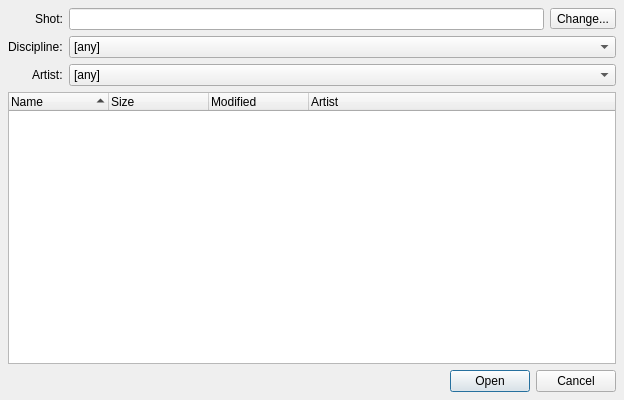
Old version of the form ui/file_open.ui in the repository mjbonnington/icarus-gps.
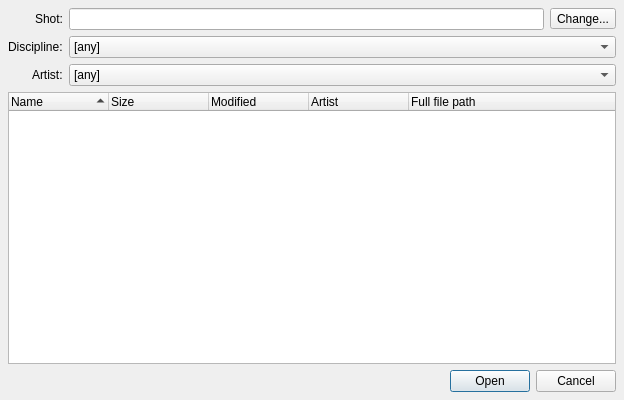
New version of the form.

```diff
--- a/ui/file_open.ui
+++ b/ui/file_open.ui
@@ -227,6 +227,12 @@
       </property>
       <item>
        <widget class="QTreeWidget" name="fileBrowser_treeWidget">
+        <property name="alternatingRowColors">
+         <bool>true</bool>
+        </property>
+        <property name="rootIsDecorated">
+         <bool>false</bool>
+        </property>
         <property name="uniformRowHeights">
          <bool>true</bool>
         </property>
@@ -259,6 +265,11 @@
           <string>Artist</string>
          </property>
         </column>
+        <column>
+         <property name="text">
+          <string>Full file path</string>
+         </property>
+        </column>
        </widget>
       </item>
      </layout>
```
Left out of the diff: 6 changed lines with no effect on the pictures.
